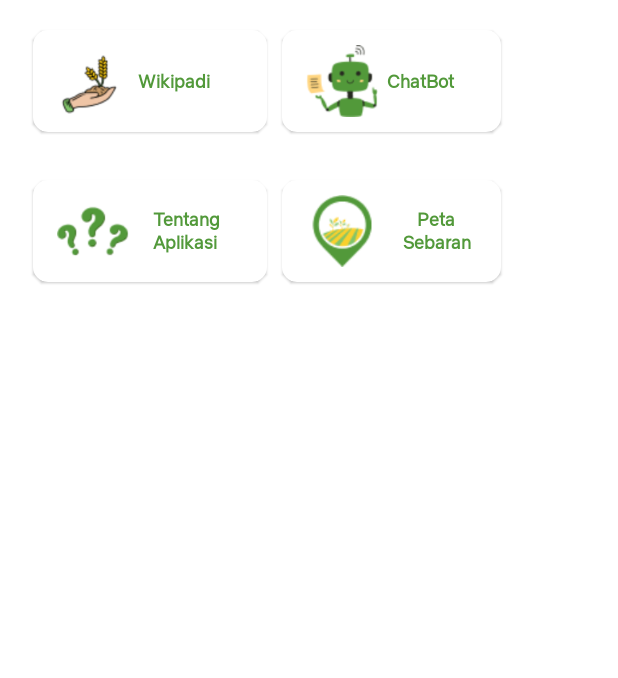
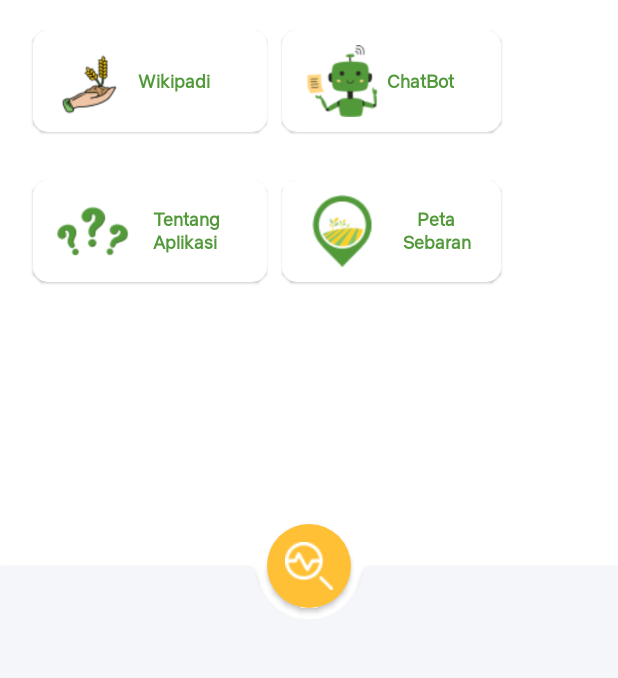
Before and after one commit to C23-PS219-PRO-TANI/Protani-App, an Android app built with Jetpack Compose: the screen it shows after launch (MainActivity), on a phone screen of 412 x 824 dp, the part 526-1204 px from its top. Run offline under Robolectric (Android 15) with nearby library versions, the phone set to English and light mode, and no system bars; 2 statements that could not run were skipped.

Commit message:
Home Screen (done)

```diff
--- a/app/src/main/java/com/capstone/protani/ui/HomeScreen.kt
+++ b/app/src/main/java/com/capstone/protani/ui/HomeScreen.kt
@@ -1,15 +1,11 @@
 package com.capstone.protani.ui
 
-import androidx.compose.foundation.Image
-import androidx.compose.foundation.background
-import androidx.compose.foundation.border
-import androidx.compose.foundation.isSystemInDarkTheme
+import android.annotation.SuppressLint
+import android.widget.Toast
+import androidx.compose.foundation.*
 import androidx.compose.foundation.layout.*
 import androidx.compose.foundation.shape.RoundedCornerShape
-import androidx.compose.material.Card
-import androidx.compose.material.Switch
-import androidx.compose.material.SwitchDefaults
-import androidx.compose.material.Text
+import androidx.compose.material.*
 import androidx.compose.runtime.Composable
 import androidx.compose.runtime.mutableStateOf
 import androidx.compose.runtime.remember
@@ -17,6 +13,7 @@ import androidx.compose.ui.Alignment
 import androidx.compose.ui.Modifier
 import androidx.compose.ui.draw.clip
 import androidx.compose.ui.graphics.Color
+import androidx.compose.ui.platform.LocalContext
 import androidx.compose.ui.res.painterResource
 import androidx.compose.ui.res.stringResource
 import androidx.compose.ui.text.font.Font
@@ -27,12 +24,38 @@ import androidx.compose.ui.tooling.preview.Preview
 import androidx.compose.ui.unit.dp
 import androidx.compose.ui.unit.sp
 import androidx.compose.ui.zIndex
+import androidx.navigation.NavHostController
 import com.capstone.protani.R
+import com.capstone.protani.ui.theme.yellowFAB
+import com.capstone.protani.ui.components.BottomAppBar
+import com.capstone.protani.ui.navigation.Screen
 import com.capstone.protani.ui.theme.blue200
 import com.capstone.protani.ui.theme.green500
 
 @Composable
-fun HomeScreen(){
+@SuppressLint("UnusedMaterialScaffoldPaddingParameter")
+fun HomeScreen(navController: NavHostController){
+    Scaffold(
+        scaffoldState = rememberScaffoldState(),
+        backgroundColor = Color.White,
+        floatingActionButtonPosition = FabPosition.Center,
+        isFloatingActionButtonDocked = true,
+        floatingActionButton = {
+            FloatingActionButton(
+                onClick = {  },
+                backgroundColor = yellowFAB,
+                contentColor = MaterialTheme.colors.background,
+                elevation = FloatingActionButtonDefaults.elevation(2.dp,3.dp)
+            ) {
+                Icon(
+                    modifier=Modifier.size(width = 32.dp, height = 32.dp),
+                    painter = painterResource(id = R.drawable.diagnose),
+                    contentDescription = "diagnose_rice_plant"
+                )
+            }
+        },
+        bottomBar = { BottomAppBar()}
+    ){
         Box(modifier = Modifier
                 .fillMaxWidth()
                 .fillMaxHeight()
@@ -108,11 +131,16 @@ fun HomeScreen(){
                             modifier = Modifier
                                 .padding(start = 10.dp),
                         )
+                        val context = LocalContext.current
                         Row(modifier=Modifier.padding(start = 10.dp)) {
                             Card(
                                 modifier = Modifier
                                     .size(width = 156.dp, height = 100.dp)
-                            .padding(top = 32.dp),
+                                    .padding(top = 32.dp)
+                                    .clickable {
+                                        navController.popBackStack()
+                                        navController.navigate(Screen.Wikipadi.route)
+                                    },
                                 shape = RoundedCornerShape(10.dp)
                             ) {
                                 Column(modifier = Modifier
@@ -141,7 +169,8 @@ fun HomeScreen(){
                             Card(
                                 modifier = Modifier
                                     .size(width = 156.dp, height = 100.dp)
-                            .padding(top = 32.dp, start = 10.dp),
+                                    .padding(top = 32.dp, start = 10.dp)
+                                    .clickable { Toast.makeText(context,"clicked!",Toast.LENGTH_SHORT).show() },
                                 shape = RoundedCornerShape(10.dp)
                             ) {
                                 Column(modifier = Modifier
@@ -171,7 +200,8 @@ fun HomeScreen(){
                             Card(
                                 modifier = Modifier
                                     .size(width = 156.dp, height = 100.dp)
-                            .padding(top = 32.dp),
+                                    .padding(top = 32.dp)
+                                    .clickable { Toast.makeText(context,"clicked!",Toast.LENGTH_SHORT).show() },
                                 shape = RoundedCornerShape(10.dp)
                             ) {
                                 Column(modifier = Modifier
@@ -202,7 +232,8 @@ fun HomeScreen(){
                             Card(
                                 modifier = Modifier
                                     .size(width = 156.dp, height = 100.dp)
-                            .padding(top = 32.dp, start = 10.dp),
+                                    .padding(top = 32.dp, start = 10.dp)
+                                    .clickable {  },
                                 shape = RoundedCornerShape(10.dp)
                             ) {
                                 Column(modifier = Modifier
@@ -235,9 +266,10 @@ fun HomeScreen(){
                 }
             }
         }
+    }
 
-@Composable
-@Preview
-fun SomePreviewLight(){
-    HomeScreen()
-}
+//@Composable
+//@Preview
+//fun SomePreviewLight(){
+//    HomeScreen()
+//}
--- a/app/src/main/java/com/capstone/protani/ui/components/NavBottom.kt
+++ b/app/src/main/java/com/capstone/protani/ui/components/NavBottom.kt
@@ -6,15 +6,19 @@ import androidx.compose.foundation.shape.CircleShape
 import androidx.compose.material.BottomAppBar
 import androidx.compose.runtime.*
 import androidx.compose.ui.Modifier
+import androidx.compose.ui.draw.shadow
 import androidx.compose.ui.graphics.Color
+import androidx.compose.ui.unit.Dp
 import androidx.compose.ui.unit.dp
+import com.capstone.protani.ui.theme.bottomBarColor
+import com.capstone.protani.ui.theme.green200
 
 @Composable
 fun BottomAppBar(){
     var currentSelectedId by remember { mutableStateOf(0) }
     BottomAppBar(
         modifier=Modifier.fillMaxWidth(),
-        backgroundColor = Color.Black,
+        backgroundColor = bottomBarColor,
         cutoutShape = CircleShape,
         contentPadding = PaddingValues(vertical = 20.dp),
         elevation = 2.dp
--- a/app/src/main/java/com/capstone/protani/ui/navigation/NavGraph.kt
+++ b/app/src/main/java/com/capstone/protani/ui/navigation/NavGraph.kt
@@ -9,6 +9,7 @@ import androidx.navigation.compose.NavHost
 import androidx.navigation.compose.composable
 import com.capstone.protani.ui.AnimatedSplashScreen
 import com.capstone.protani.ui.HomeScreen
+import com.capstone.protani.ui.WikipadiScreen
 
 
 @Composable
@@ -17,7 +18,12 @@ fun SetupNavGraph(navController: NavHostController){
         composable(route = Screen.Splash.route){ AnimatedSplashScreen(navController)}
         composable(route = Screen.Home.route){
             Box(modifier = Modifier.fillMaxSize()){
-                HomeScreen()
+                HomeScreen(navController)
+            }
+        }
+        composable(route = Screen.Wikipadi.route){
+            Box(modifier = Modifier.fillMaxSize()){
+                WikipadiScreen()
             }
         }
     }
--- a/app/src/main/java/com/capstone/protani/ui/theme/Color.kt
+++ b/app/src/main/java/com/capstone/protani/ui/theme/Color.kt
@@ -5,5 +5,5 @@ import androidx.compose.ui.graphics.Color
 val green500 = Color(0xFF52993A)
 val green200 = Color(0xFF81C469)
 val blue200 = Color(0xFFB3E8FF)
-val cardColor = Color(0xFFFFD580)
 val yellowFAB = Color(0xFFFFC035)
+val bottomBarColor = Color(0xFFf5f6fa)
```
Lines whose indentation alone changed are shown as unchanged.
